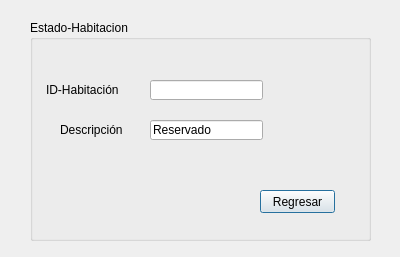
Above: Sistema_de_Registro_de_Hotel/gui_estado_habitacion.ui from JeffersonFarCar/Sistema-de-Registro-de-Hotel before the change. Below: the same form after it.
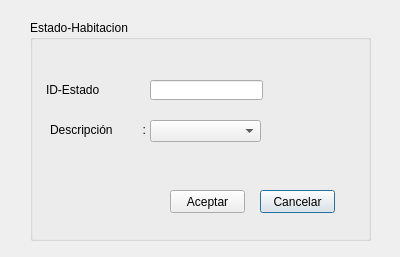
That is the form after the change.

```diff
--- a/Sistema_de_Registro_de_Hotel/gui_estado_habitacion.ui
+++ b/Sistema_de_Registro_de_Hotel/gui_estado_habitacion.ui
@@ -30,25 +30,25 @@
      <rect>
       <x>16</x>
       <y>60</y>
-      <width>81</width>
+      <width>91</width>
       <height>20</height>
      </rect>
     </property>
     <property name="text">
-     <string>ID-Habitación</string>
+     <string>ID-Estado             :</string>
     </property>
    </widget>
    <widget class="QLabel" name="label_2">
     <property name="geometry">
      <rect>
-      <x>30</x>
+      <x>20</x>
       <y>100</y>
-      <width>71</width>
+      <width>101</width>
       <height>20</height>
      </rect>
     </property>
     <property name="text">
-     <string>Descripción</string>
+     <string>Descripción         :</string>
     </property>
    </widget>
    <widget class="QLineEdit" name="lineEdit">
@@ -60,18 +60,8 @@
       <height>20</height>
      </rect>
     </property>
-   </widget>
-   <widget class="QLineEdit" name="lineEdit_2">
-    <property name="geometry">
-     <rect>
-      <x>120</x>
-      <y>100</y>
-      <width>113</width>
-      <height>20</height>
-     </rect>
-    </property>
-    <property name="text">
-     <string>Reservado</string>
+    <property name="readOnly">
+     <bool>true</bool>
     </property>
    </widget>
    <widget class="QPushButton" name="pushButton">
@@ -84,7 +74,30 @@
      </rect>
     </property>
     <property name="text">
-     <string>Regresar</string>
+     <string>Cancelar</string>
+    </property>
+   </widget>
+   <widget class="QComboBox" name="comboBox">
+    <property name="geometry">
+     <rect>
+      <x>120</x>
+      <y>100</y>
+      <width>111</width>
+      <height>22</height>
+     </rect>
+    </property>
+   </widget>
+   <widget class="QPushButton" name="pushButton_2">
+    <property name="geometry">
+     <rect>
+      <x>140</x>
+      <y>170</y>
+      <width>75</width>
+      <height>23</height>
+     </rect>
+    </property>
+    <property name="text">
+     <string>Aceptar</string>
     </property>
    </widget>
   </widget>
```
Left out of the diff: 2 changed lines with no effect on the pictures.
